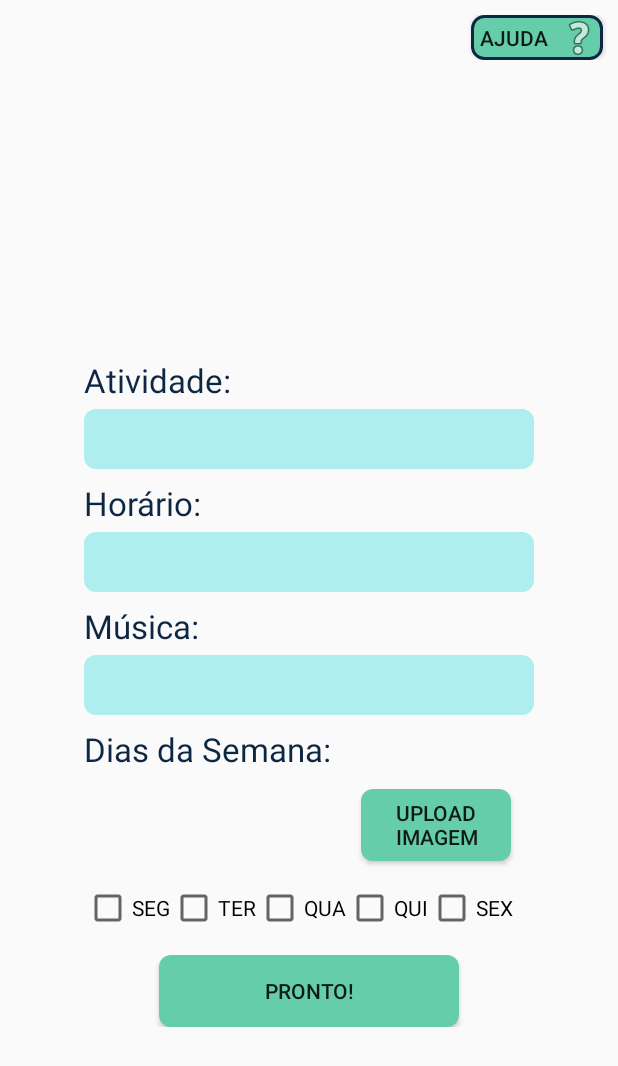
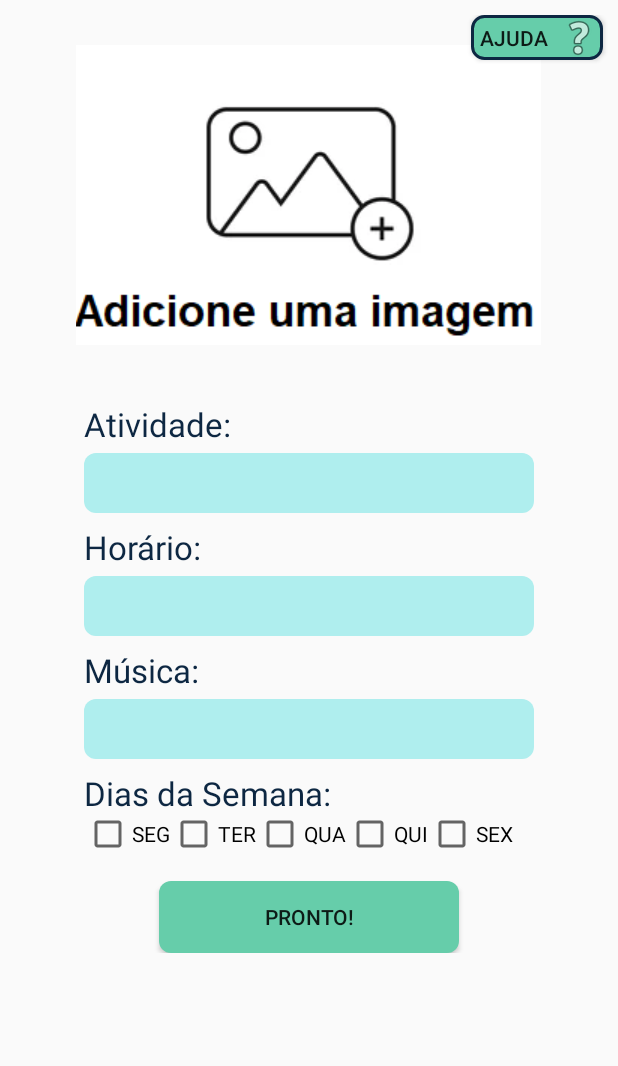
Before and after one commit to amandabriena/minhaRotina, an Android app: the CadastrarAtividade screen opened directly, with no data from a screen before it, after a tap on "PRONTO!", on a phone screen of 412 x 824 dp. Shown: the top 1066 px of the screen. Run offline under Robolectric (Android 15) with nearby library versions, the phone set to English and light mode, and no system bars; our stand-ins replace Firebase (no records; nobody signed in at launch, a user with empty details on screens opened directly).

Commit message:
upload de imagens firebase

```diff
--- a/app/build.gradle
+++ b/app/build.gradle
@@ -27,10 +27,14 @@ android {
 
 dependencies {
     implementation fileTree(dir: 'libs', include: ['*.jar'])
+    //adição de do firebase:
     implementation 'com.google.firebase:firebase-messaging:15.0.2'
     implementation 'com.google.firebase:firebase-database'
-    implementation platform('com.google.firebase:firebase-bom:27.0.0')
+    implementation platform('com.google.firebase:firebase-bom:26.8.0')
     implementation 'com.google.firebase:firebase-analytics'
+    implementation 'com.google.firebase:firebase-storage'
+    implementation 'com.google.firebase:firebase-auth'
+
     implementation 'androidx.appcompat:appcompat:1.2.0'
     implementation 'androidx.constraintlayout:constraintlayout:2.0.4'
     testImplementation 'junit:junit:4.12'
--- a/app/src/main/java/com/example/meuprojeto/controller/UsuarioController.java
+++ b/app/src/main/java/com/example/meuprojeto/controller/UsuarioController.java
@@ -24,7 +24,6 @@ public class UsuarioController {
         dadosUsuario += "Nome: "+this.usuario.getNome()+"\n";
         dadosUsuario += "Email: "+this.usuario.getEmail()+"\n";
         dadosUsuario += "Data: "+this.usuario.getData()+"\n";
-        dadosUsuario += "Genero: "+this.usuario.getGenero()+"\n";
         dadosUsuario += "Senha: "+this.usuario.getSenha()+"\n";
         return dadosUsuario;
     }
--- a/app/src/main/java/com/example/meuprojeto/model/Atividade.java
+++ b/app/src/main/java/com/example/meuprojeto/model/Atividade.java
@@ -24,6 +24,7 @@ public class Atividade {
     }
 
     public Atividade(String nome_atividade, String horario, String musica) {
+        this.id = UUID.randomUUID().toString();
         this.nome_atividade = nome_atividade;
         this.horario = horario;
         this.musica = musica;
--- a/app/src/main/java/com/example/meuprojeto/view/CadastrarAtividade.java
+++ b/app/src/main/java/com/example/meuprojeto/view/CadastrarAtividade.java
@@ -6,10 +6,13 @@ import android.graphics.Bitmap;
 import android.graphics.drawable.BitmapDrawable;
 import android.net.Uri;
 import android.os.Bundle;
+import android.os.storage.StorageManager;
 import android.provider.MediaStore;
+import android.util.Log;
 import android.view.View;
 import android.widget.Button;
 import android.widget.EditText;
+import android.widget.ImageButton;
 import android.widget.ImageView;
 import android.widget.Toast;
 
@@ -27,6 +30,9 @@ import com.google.android.gms.tasks.Task;
 import com.google.firebase.FirebaseApp;
 import com.google.firebase.database.DatabaseReference;
 import com.google.firebase.database.FirebaseDatabase;
+import com.google.firebase.storage.FirebaseStorage;
+import com.google.firebase.storage.StorageReference;
+import com.google.firebase.storage.UploadTask;
 
 import java.io.IOException;
 import java.util.UUID;
@@ -37,7 +43,8 @@ public class CadastrarAtividade extends AppCompatActivity {
 
     //Declarando variáveis
     EditText nome_atv, horario, musica;
-    Button btCadastrarAtividade, btUploadImg;
+    Button btCadastrarAtividade;
+    ImageButton btUploadImg;
     ImageView imgIcon;
     private Uri filePath;
     private final int PICK_IMAGE_REQUEST = 71;
@@ -45,8 +52,6 @@ public class CadastrarAtividade extends AppCompatActivity {
     //Conexão com o db
     FirebaseDatabase firebaseDatabase;
     DatabaseReference databaseReference;
-    //FirebaseStorage storage;
-    //StorageReference storageReference;
 
     @Override
     protected void onCreate(Bundle savedInstanceState) {
@@ -57,7 +62,7 @@ public class CadastrarAtividade extends AppCompatActivity {
         musica = (EditText) findViewById(R.id.musica);
         //Atrelando variáveis as views
         btCadastrarAtividade = (Button) findViewById(R.id.btCadastrarAtividade);
-        btUploadImg = (Button) findViewById(R.id.btUploadImg);
+        btUploadImg = (ImageButton) findViewById(R.id.btUploadImg);
         imgIcon = (ImageView) findViewById(R.id.imgIcon);
 
 
@@ -66,17 +71,13 @@ public class CadastrarAtividade extends AppCompatActivity {
         btCadastrarAtividade.setOnClickListener(new View.OnClickListener() {
             @Override
             public void onClick(View v) {
-                //Direcionando a ação do botão para cadastrar nova atividade
-                objAtividade = new Atividade(nome_atv.getText().toString(), horario.getText().toString(), musica.getText().toString());
-                databaseReference.child("Atividade").child(objAtividade.getId()).setValue(objAtividade);
-                limparDadosAtv();
+                criarAtividade();
             }
         });
         btUploadImg.setOnClickListener(new View.OnClickListener() {
             @Override
             public void onClick(View v) {
                 selecionarImagem();
-                uploadImage();
             }
         });
     }
@@ -86,7 +87,25 @@ public class CadastrarAtividade extends AppCompatActivity {
         startActivityForResult(intent, 0);
     }
 
-    private void uploadImage(){
+    private void uploadImagem(){
+        String fileName = UUID.randomUUID().toString();
+        final StorageReference ref = FirebaseStorage.getInstance().getReference("/images/"+fileName);
+        ref.putFile(filePath).addOnSuccessListener(new OnSuccessListener<UploadTask.TaskSnapshot>() {
+            @Override
+            public void onSuccess(UploadTask.TaskSnapshot taskSnapshot) {
+                ref.getDownloadUrl().addOnSuccessListener(new OnSuccessListener<Uri>() {
+                    @Override
+                    public void onSuccess(Uri uri) {
+                        Log.i("Teste", uri.toString());
+                    }
+                });
+            }
+        }).addOnFailureListener(new OnFailureListener() {
+            @Override
+            public void onFailure(@NonNull Exception e) {
+                Log.e("Teste",e.getMessage(),e);
+            }
+        });
     }
 
     @Override
@@ -97,8 +116,9 @@ public class CadastrarAtividade extends AppCompatActivity {
             try{
                 Bitmap bitmap = MediaStore.Images.Media.getBitmap(getContentResolver(),filePath);
                 imgIcon.setImageDrawable(new BitmapDrawable(bitmap));
+                btUploadImg.setAlpha(0);
             }catch (IOException e){
-
+                Toast.makeText(this,"Erro ao selecionar imagem! "+e, Toast.LENGTH_SHORT);
             }
         }
     }
@@ -113,14 +133,19 @@ public class CadastrarAtividade extends AppCompatActivity {
         storage = FirebaseStorage.getInstance();
         storageReference = storage.getReference();
     }*/
-    private void incluirDadosAtividade(){
+    private void criarAtividade(){
         //criando ID randomico e demais informações preenchidas:
-        objAtividade.setId(UUID.randomUUID().toString());
-        objAtividade.setNome_atividade(nome_atv.getText().toString());
-        objAtividade.setHorario(horario.getText().toString());
-        objAtividade.setMusica(musica.getText().toString());
-        databaseReference.child("Atividade").child(objAtividade.getId()).setValue(objAtividade);
-        limparDadosAtv();
+        String nome = nome_atv.getText().toString();
+        String hora = horario.getText().toString();
+        String musica_atv = musica.getText().toString();
+        if(nome == null || nome.isEmpty() || hora == null || hora.isEmpty() || musica_atv == null || musica_atv.isEmpty()){
+            Toast.makeText(this,"Preencha todos os campos para criar a atividade!", Toast.LENGTH_SHORT);
+        }else{
+            objAtividade = new Atividade(nome, hora, musica_atv);
+            databaseReference.child("Atividade").child(objAtividade.getId()).setValue(objAtividade);
+            uploadImagem();
+            limparDadosAtv();
+        }
     }
 
     //Função para limpar dados dos campos
--- a/app/src/main/res/layout/cadastrar_atividade.xml
+++ b/app/src/main/res/layout/cadastrar_atividade.xml
@@ -25,20 +25,30 @@
                 android:background="@drawable/button_round_border"
                 android:drawableRight="@android:drawable/ic_menu_help"
                 android:text="@string/btAjuda" />
+            <ImageButton
+                android:id="@+id/btUploadImg"
+                android:layout_width="310dp"
+                android:layout_height="200dp"
+                app:srcCompat="@drawable/add_img"
+                android:layout_margin="20dp"
+                android:layout_centerHorizontal="true"/>
+            <ImageView
+                android:id="@+id/imgIcon"
+                android:layout_width="310dp"
+                android:layout_height="200dp"
+                android:layout_centerHorizontal="true"
+                android:layout_margin="20dp"
+                android:scaleType="centerCrop"
+                />
         </RelativeLayout>
+
         <LinearLayout
             android:layout_width="wrap_content"
             android:layout_height="wrap_content"
             android:orientation="vertical"
             android:layout_gravity="center"
+            android:layout_marginTop="40dp"
             >
-            <ImageView
-                android:id="@+id/imgIcon"
-                android:layout_width="100dp"
-                android:layout_height="100dp"
-                android:layout_centerHorizontal="true"
-                />
-
             <TextView
                 android:id="@+id/tatividade"
                 android:layout_width="wrap_content"
@@ -90,14 +100,7 @@
                 android:text="@string/dias_semana"
                 android:layout_marginTop="@dimen/margin_top_cadastro"
                 android:textAppearance="@style/label" />
-            <Button
-                android:id="@+id/btUploadImg"
-                android:layout_width="100dp"
-                android:layout_height="wrap_content"
-                android:layout_margin="15dp"
-                android:layout_gravity="right"
-                android:background="@drawable/button_round"
-                android:text="Upload Imagem" />
+
             <LinearLayout
                 android:layout_width="match_parent"
                 android:layout_height="wrap_content"
```
Also changed, not shown: app/src/main/java/com/example/meuprojeto/model/Usuario.java (+13 -9 lines), app/src/main/java/com/example/meuprojeto/view/CadastrarUsuario.java (+35 -11 lines), app/src/main/res/layout/activity_cadastrar_usuario.xml (+2 -15 lines), app/src/main/res/drawable/add_img.png (added).
